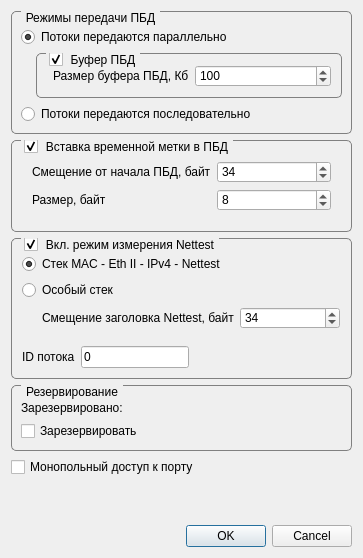
Before: the Qt Designer form client/portconfigdialog.ui in ksv141/NetTester, drawn with Qt 5.
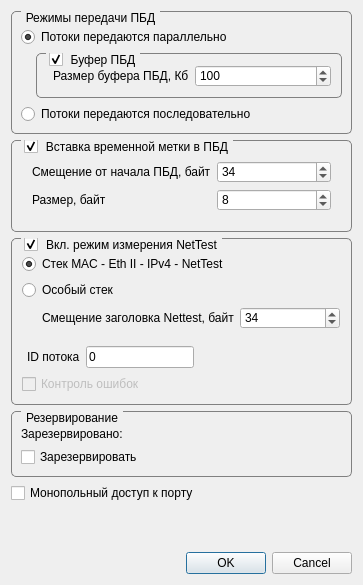
After: the same form once the commit is applied.

What changed in the file:
```diff
--- a/client/portconfigdialog.ui
+++ b/client/portconfigdialog.ui
@@ -7,7 +7,7 @@
     <x>0</x>
     <y>0</y>
     <width>363</width>
-    <height>558</height>
+    <height>585</height>
    </rect>
   </property>
   <property name="windowTitle">
@@ -260,7 +260,7 @@
 </string>
      </property>
      <property name="title">
-      <string>Вкл. режим измерения Nettest</string>
+      <string>Вкл. режим измерения NetTest</string>
      </property>
      <property name="checkable">
       <bool>true</bool>
@@ -296,7 +296,7 @@
          <item>
           <widget class="QRadioButton" name="nettestStandardButton">
            <property name="text">
-            <string>Стек MAC - Eth II - IPv4 - Nettest</string>
+            <string>Стек MAC - Eth II - IPv4 - NetTest</string>
            </property>
            <property name="checked">
             <bool>true</bool>
@@ -360,7 +360,7 @@
          <item>
           <layout class="QFormLayout" name="formLayout">
            <property name="leftMargin">
-            <number>0</number>
+            <number>5</number>
            </property>
            <property name="topMargin">
             <number>10</number>
@@ -393,6 +393,34 @@
            </item>
           </layout>
          </item>
+         <item>
+          <widget class="QFrame" name="horizontalFrame">
+           <layout class="QHBoxLayout" name="horizontalLayout_3">
+            <property name="leftMargin">
+             <number>0</number>
+            </property>
+            <property name="topMargin">
+             <number>0</number>
+            </property>
+            <property name="rightMargin">
+             <number>0</number>
+            </property>
+            <property name="bottomMargin">
+             <number>0</number>
+            </property>
+            <item>
+             <widget class="QCheckBox" name="errorChecks">
+              <property name="enabled">
+               <bool>false</bool>
+              </property>
+              <property name="text">
+               <string>Контроль ошибок</string>
+              </property>
+             </widget>
+            </item>
+           </layout>
+          </widget>
+         </item>
         </layout>
        </widget>
       </item>
```
